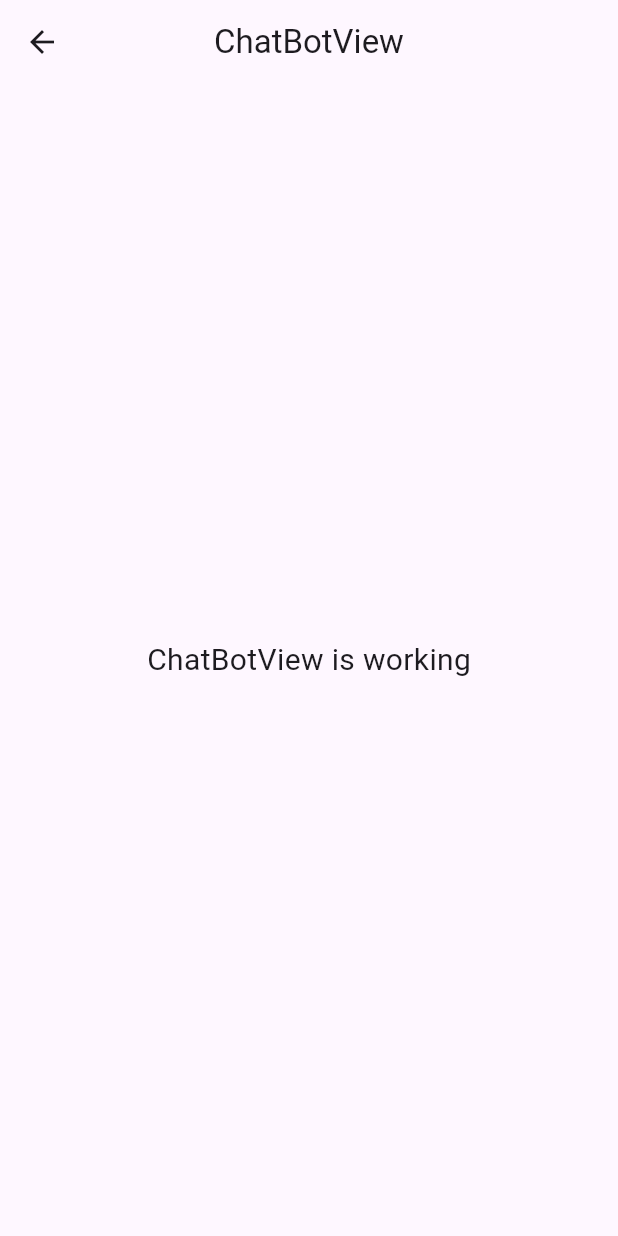
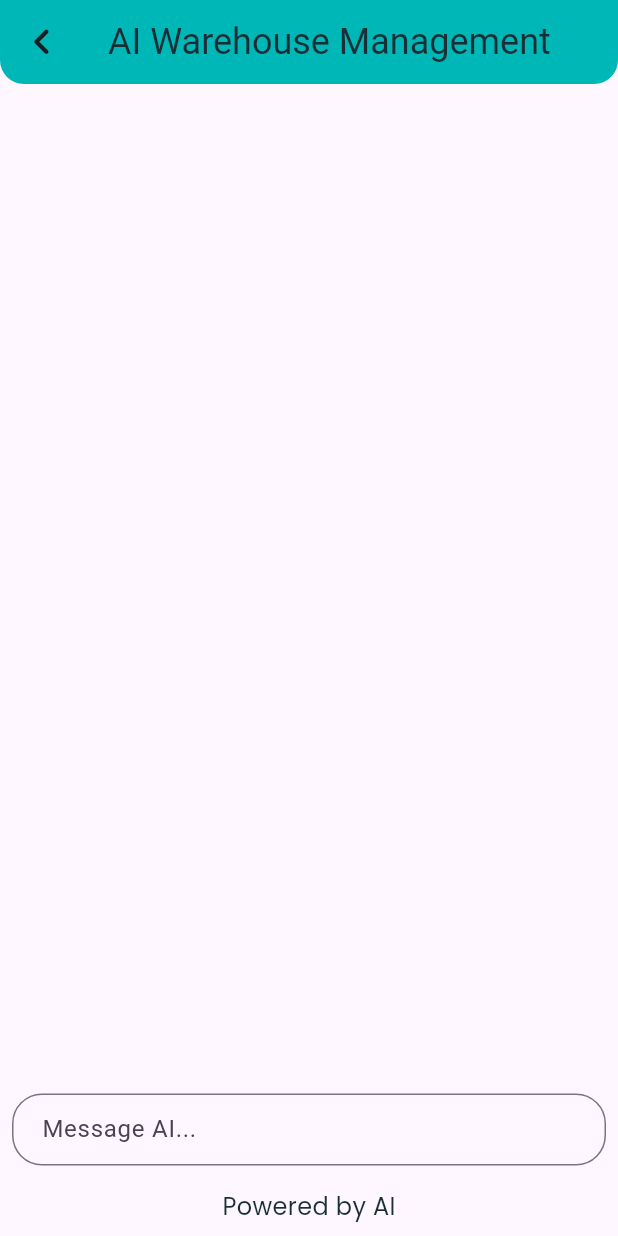
Before and after one commit to MSyabdewa/warehouse_management, a Flutter app: the ChatBotView screen opened by its route, on a phone screen of 412 x 824 dp. Run offline on Flutter 3.47's test engine with Material 3 defaults, Android fonts, the phone set to English and light mode, and no system bars; drawn by our look-alikes of dash_chat_2; our stand-ins replace cloud_firestore, firebase_auth, firebase_core, flutter_svg, get, google_fonts and 3 more; missing offline and left inert: flutter_barcode_scanner; accounts and stored records are empty.

Commit message:
feat: Integrate OpenAI chatbot API for AI-powered conversation in ChatBotView

```diff
--- a/lib/app/modules/chat_bot/views/chat_bot_view.dart
+++ b/lib/app/modules/chat_bot/views/chat_bot_view.dart
@@ -1,23 +1,93 @@
 import 'package:flutter/material.dart';
+import 'package:get/get.dart';
+import 'package:dash_chat_2/dash_chat_2.dart';
+import 'package:google_fonts/google_fonts.dart';
 
-import 'package:get/get.dart';
-
+import '../../../utils/color_palette.dart';
 import '../controllers/chat_bot_controller.dart';
 
 class ChatBotView extends GetView<ChatBotController> {
-  const ChatBotView({Key? key}) : super(key: key);
+  const ChatBotView({super.key});
+
   @override
   Widget build(BuildContext context) {
     return Scaffold(
       appBar: AppBar(
-        title: const Text('ChatBotView'),
-        centerTitle: true,
+        backgroundColor: ColorPalette.pacificBlue,
+        elevation: 0,
+        shape: const RoundedRectangleBorder(
+          borderRadius: BorderRadius.only(
+            bottomLeft: Radius.circular(16),
+            bottomRight: Radius.circular(16),
+          ),
+        ),
+        leading: IconButton(
+          icon: const Icon(Icons.chevron_left_rounded, size: 35),
+          onPressed: () {
+            Navigator.of(context).pop();
+          },
+        ),
+        title: const Text(
+          "AI Warehouse Management",
+          style: TextStyle(
+            fontSize: 24,
+            color: ColorPalette.timberGreen,
+          ),
+        ),
       ),
-      body: const Center(
-        child: Text(
-          'ChatBotView is working',
-          style: TextStyle(fontSize: 20),
-        ),
+      body: GetBuilder<ChatBotController>(
+        builder: (controller) {
+          return Column(
+            children: [
+              Expanded(
+                child: DashChat(
+                  currentUser: controller.myself,
+                  messages: controller.responses,
+                  messageOptions: const MessageOptions(
+                    messagePadding: EdgeInsets.all(12),
+                    containerColor: ColorPalette.pacificBlue,
+                    showTime: true,
+                  ),
+                  inputOptions: InputOptions(
+                    autocorrect: false,
+                    inputDecoration: InputDecoration(
+                      border: OutlineInputBorder(
+                        borderRadius: BorderRadius.circular(20),
+                        borderSide: const BorderSide(
+                          color: ColorPalette.pacificBlue,
+                          width: 2,
+                        ),
+                      ),
+                      label: const Text('Message AI...'),
+                      contentPadding: const EdgeInsets.symmetric(
+                        horizontal: 16,
+                        vertical: 8,
+                      ),
+                    ),
+                  ),
+                  onSend: (message) {
+                    controller.submitForm(message);
+                  },
+                ),
+              ),
+              Padding(
+                padding: const EdgeInsets.all(8.0),
+                child: Row(
+                  mainAxisAlignment: MainAxisAlignment.center,
+                  children: [
+                    Text(
+                      'Powered by AI',
+                      style: GoogleFonts.poppins(
+                        fontSize: 16,
+                        color: ColorPalette.timberGreen,
+                      ),
+                    ),
+                  ],
+                ),
+              ),
+            ],
+          );
+        },
       ),
     );
   }
```
Also changed, not shown: lib/app/modules/chat_bot/controllers/chat_bot_controller.dart (+68 -1 lines).
